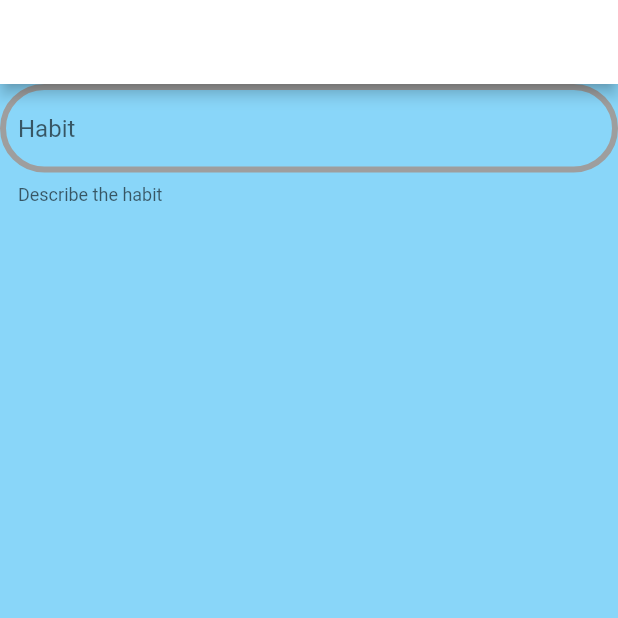
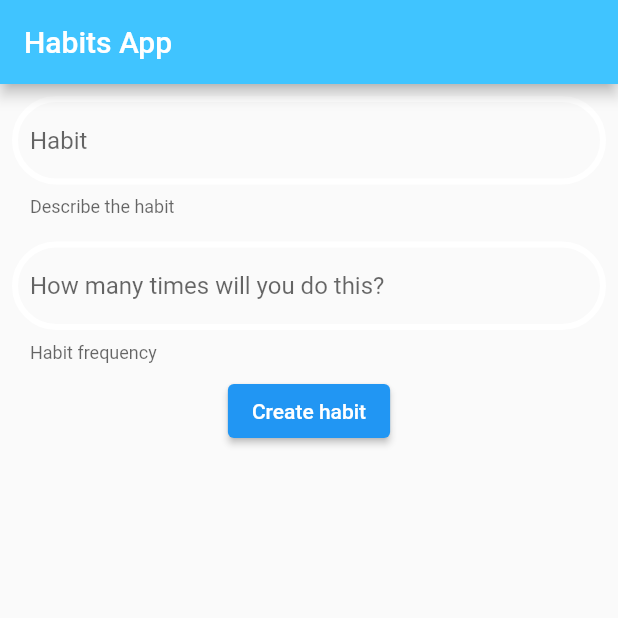
Before and after one commit to tlholo-kvs/habit_tracker_threadbare_version, a Flutter app: the screen it shows after launch, on a phone screen of 412 x 824 dp, the top half of it. Run offline on Flutter 3.47's test engine with Material 2 defaults, Android fonts, the phone set to English and light mode, and no system bars.

Commit message:
feat(setup): Created Text form

```diff
--- a/lib/pages/home_page.dart
+++ b/lib/pages/home_page.dart
@@ -1,5 +1,6 @@
 import 'package:flutter/material.dart';
 
+import '../widgets/CreateHabitForm.dart';
 import '../widgets/CustomTextFieldDesign.dart';
 
 class HomePage extends StatefulWidget {
@@ -10,7 +11,6 @@ class HomePage extends StatefulWidget {
 }
 
 class _HomePageState extends State<HomePage> {
-
   TextEditingController habitTextController = TextEditingController();
   TextEditingController habitTimeController = TextEditingController();
 
@@ -26,18 +26,18 @@ class _HomePageState extends State<HomePage> {
 
     super.dispose();
   }
+
   @override
   Widget build(BuildContext context) {
     return Scaffold(
-      backgroundColor: const Color.fromARGB(255, 137, 214, 249),
+      //backgroundColor: const Color.fromARGB(255, 137, 214, 249),
       appBar: AppBar(
-        backgroundColor: Colors.white,
-        title: const Text('Habits App'),
+        backgroundColor: Colors.lightBlueAccent,
+        title: const Text('Habits App', style: TextStyle(color: Colors.white)),
       ),
-      body: Column(
-        children: [
-          CustomTextFieldDesign(controllerToUse: habitTextController, textFieldHint: 'Habit', textFieldLabelText: 'Describe the habit',),
-        ],
+      body: CreateHabitForm(
+        habitTextController: habitTextController,
+        habitTimeController: habitTimeController,
       ),
     );
   }
--- /dev/null
+++ b/lib/widgets/CreateHabitForm.dart
@@ -0,0 +1,42 @@
+import 'package:flutter/material.dart';
+
+import 'CustomTextFieldDesign.dart';
+
+class CreateHabitForm extends StatelessWidget {
+  const CreateHabitForm({
+    super.key,
+    required this.habitTextController,
+    required this.habitTimeController,
+  });
+
+  final TextEditingController habitTextController;
+  final TextEditingController habitTimeController;
+
+  @override
+  Widget build(BuildContext context) {
+    return Column(
+      children: [
+        Padding(
+          padding: const EdgeInsets.all(8.0),
+          child: CustomTextFieldDesign(
+            controllerToUse: habitTextController,
+            textFieldHint: 'Habit',
+            textFieldLabelText: 'Describe the habit',
+          ),
+        ),
+        Padding(
+          padding: const EdgeInsets.all(8.0),
+          child: CustomTextFieldDesign(
+            controllerToUse: habitTimeController,
+            textFieldHint: 'How many times will you do this?',
+            textFieldLabelText: 'Habit frequency',
+          ),
+        ),
+        ElevatedButton(
+          onPressed: () {},
+          child: const Text("Create habit"),
+        ),
+      ],
+    );
+  }
+}
--- a/lib/widgets/CustomTextFieldDesign.dart
+++ b/lib/widgets/CustomTextFieldDesign.dart
@@ -23,11 +23,11 @@ class _CustomTextFieldDesignState extends State<CustomTextFieldDesign> {
       decoration: InputDecoration(
         border: InputBorder.none,
         enabledBorder: OutlineInputBorder(
-          borderSide: const BorderSide(width: 4, color: Colors.grey,),
+          borderSide: const BorderSide(width: 4, color: Colors.white,),
           borderRadius: BorderRadius.circular(50.0),
         ),
           focusedBorder: OutlineInputBorder(
-          borderSide: const BorderSide(width: 4, color: Colors.white,),
+          borderSide: const BorderSide(width: 4, color: Colors.lightBlueAccent,),
           borderRadius: BorderRadius.circular(50.0),
         ),
         hintText: widget.textFieldHint,
```
